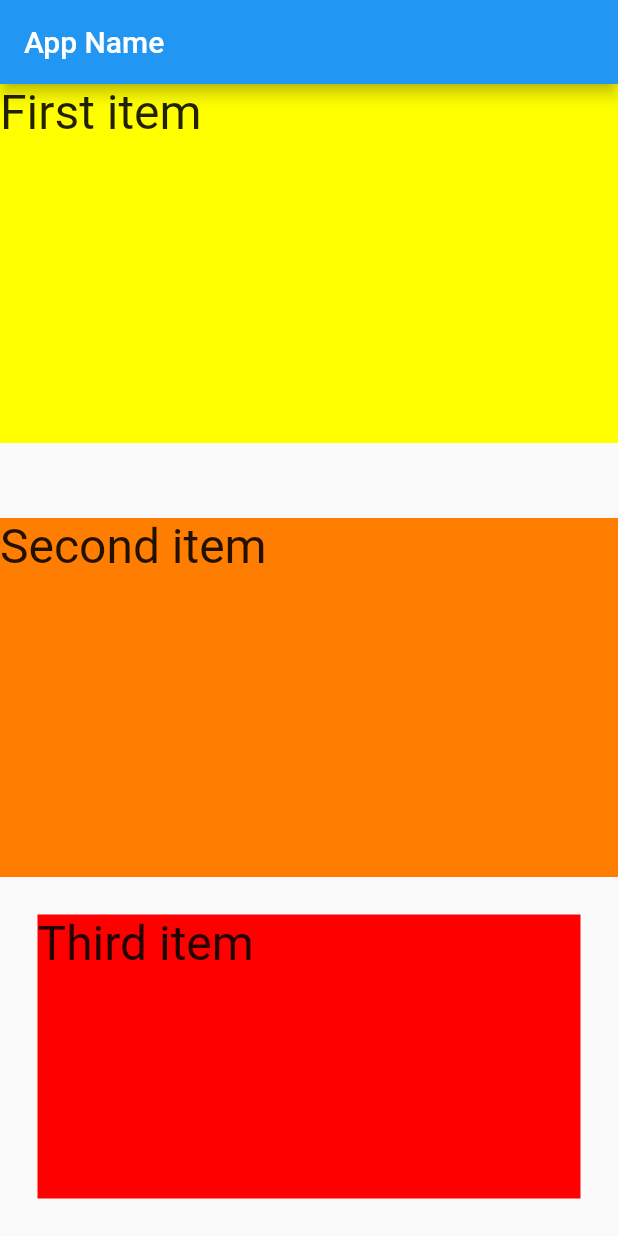
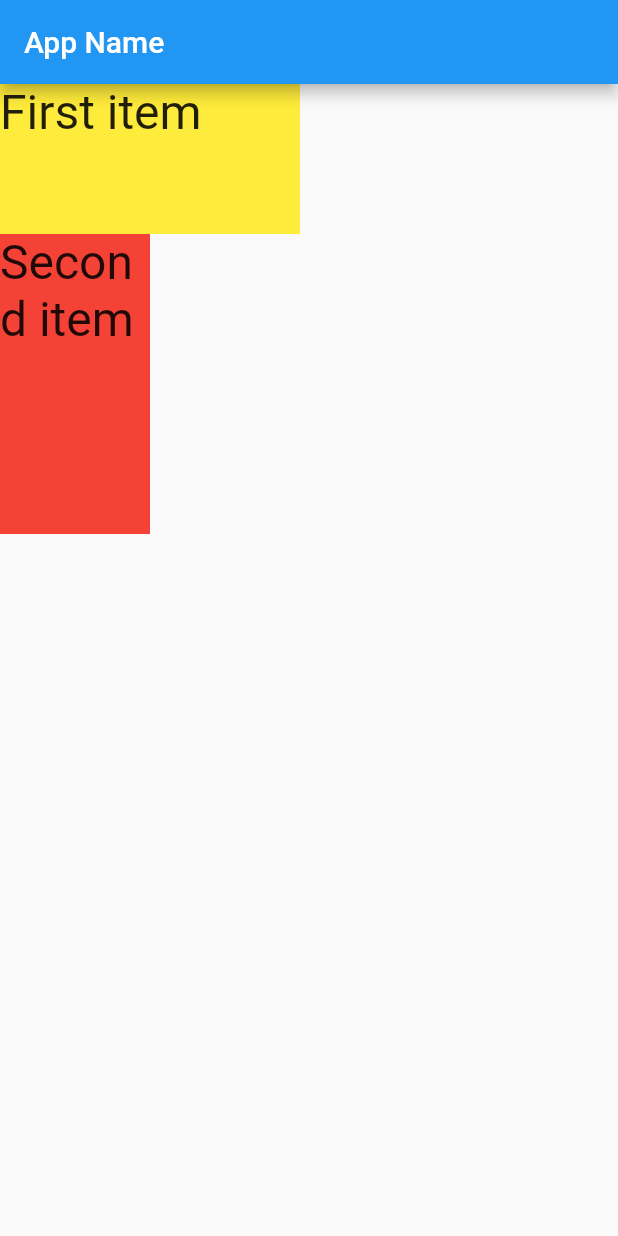
Before and after one commit to mouchi717/flutter_app_intro, a Flutter app: the screen it shows after launch, on a phone screen of 412 x 824 dp. Run offline on Flutter 3.47's test engine with Material 2 defaults, Android fonts, the phone set to English and light mode, and no system bars.

Commit message:
リスト3-14 SizedBoxを使ってみる

```diff
--- /dev/null
+++ b/lib/3-14/main.dart
@@ -0,0 +1,68 @@
+import 'package:flutter/material.dart';
+
+class MyApp314 extends StatelessWidget {
+
+  @override
+  Widget build(BuildContext context) {
+    return new MaterialApp(
+      title: 'Generated App',
+      theme: new ThemeData(
+        primarySwatch: Colors.blue,
+        primaryColor: const Color(0xFF2196f3),
+        accentColor: const Color(0xFF2196f3),
+        canvasColor: const Color(0xFFfafafa),
+      ),
+      home: new MyHomePage(),
+    );
+  }
+}
+
+class MyHomePage extends StatefulWidget {
+  MyHomePage({Key key}) : super(key: key);
+  @override
+  _MyHomePageState createState() => new _MyHomePageState();
+}
+
+class _MyHomePageState extends State<MyHomePage> {
+  @override
+  Widget build(BuildContext context) {
+    return new Scaffold(
+      appBar: new AppBar(
+        title: new Text('App Name'),
+      ),
+      body:
+        Column(
+          crossAxisAlignment: CrossAxisAlignment.start,
+          children: <Widget>[
+            SizedBox(
+              width: 200.0,
+              height: 100.0,
+              child: Container(
+                color: Colors.yellow,
+                child: Text(
+                  "First item",
+                    style: TextStyle(fontSize:32.0,
+                    fontWeight: FontWeight.w400,
+                    fontFamily: "Roboto"),
+                ),
+              ),
+            ),
+
+            new SizedBox(
+              width: 100.0,
+              height: 200.0,
+              child: Container(
+                color: Colors.red,
+                child: Text(
+                  "Second item",
+                    style: TextStyle(fontSize:32.0,
+                    fontWeight: FontWeight.w400,
+                    fontFamily: "Roboto"),
+                ),
+              ),
+            )
+          ]
+      ),
+    );
+  }
+}
--- a/lib/main.dart
+++ b/lib/main.dart
@@ -11,7 +11,8 @@ import 'package:flutter/material.dart';
 //import 'package:flutter_app_intro/3-10/main.dart';
 //import 'package:flutter_app_intro/3-11/main.dart';
 //import 'package:flutter_app_intro/3-12/main.dart';
-import 'package:flutter_app_intro/3-13/main.dart';
+//import 'package:flutter_app_intro/3-13/main.dart';
+import 'package:flutter_app_intro/3-14/main.dart';
 
 //void main() => runApp(new MyApp());
 //void main() => runApp(new MyApp31());
@@ -26,7 +27,8 @@ import 'package:flutter_app_intro/3-13/main.dart';
 //void main() => runApp(new MyApp310());
 //void main() => runApp(new MyApp311());
 //void main() => runApp(new MyApp312());
-void main() => runApp(new MyApp313());
+//void main() => runApp(new MyApp313());
+void main() => runApp(new MyApp314());
 
 class MyApp extends StatelessWidget {
 
```
